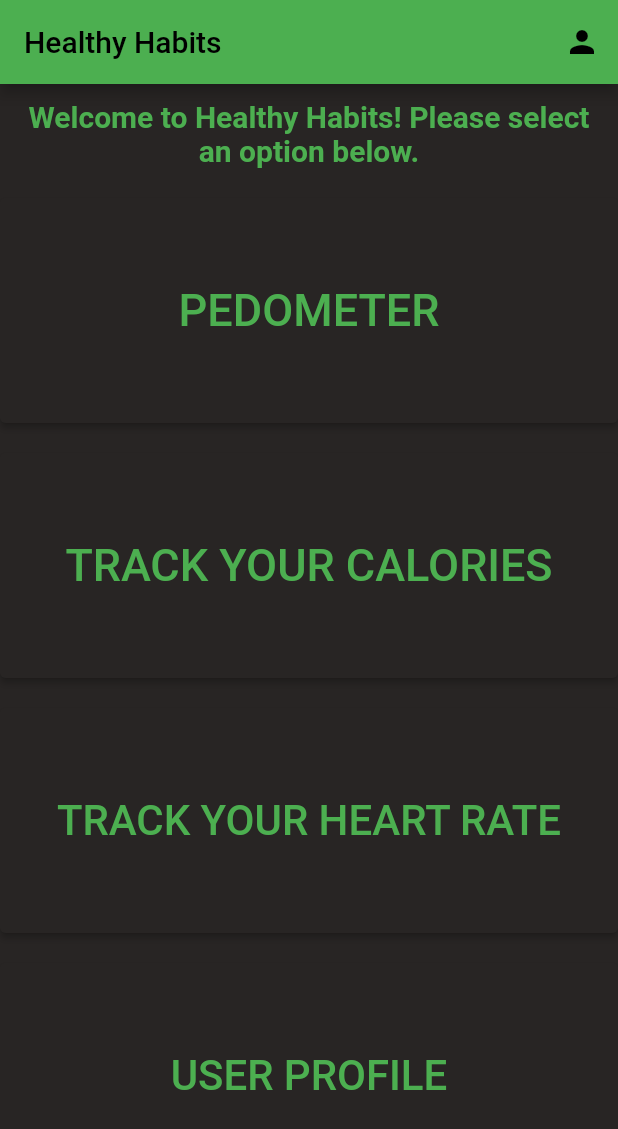
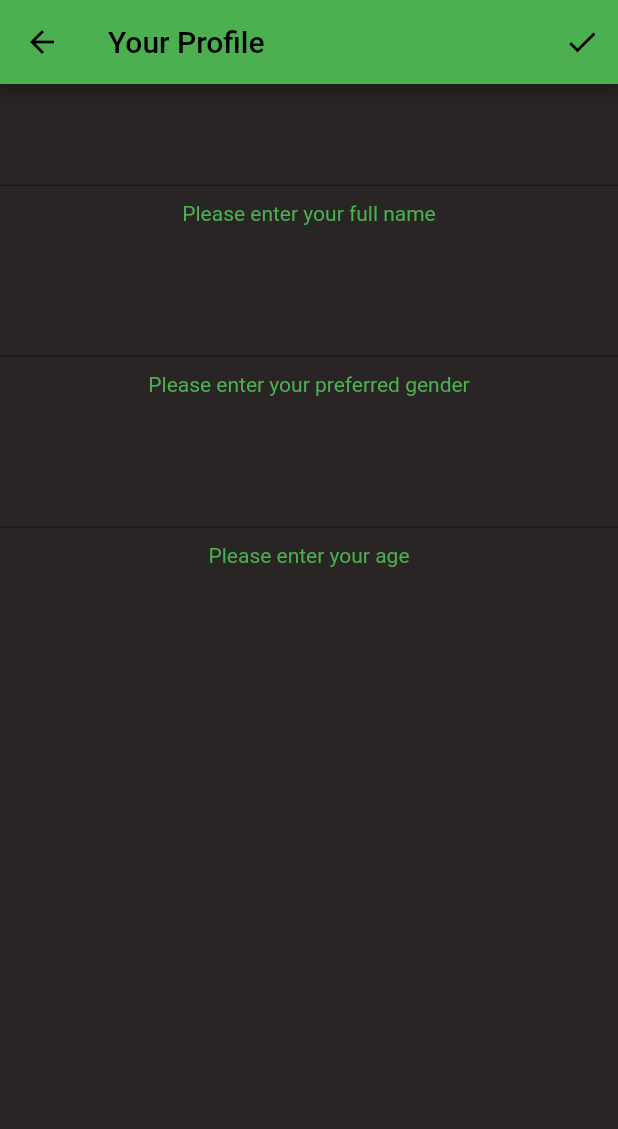
Before and after one commit to robharper00/SE300_DARM, a Flutter app: the screen it shows after launch, after a tap on "USER PROFILE", on a phone screen of 412 x 824 dp. Shown: the top 1129 px of the screen. Run offline on Flutter 3.47's test engine with Material 2 defaults, Android fonts, the phone set to English and light mode, and no system bars; our stand-ins replace pedometer; missing offline and left inert: heart_bpm.

Commit message:
User Profile page in development

```diff
--- a/lib/main_menu.dart
+++ b/lib/main_menu.dart
@@ -1,4 +1,5 @@
 import 'package:flutter/material.dart';
+import 'package:healthy_habits/user_profile_screen.dart';
 import 'pedometer_screen.dart';
 import 'heart_rate_screen.dart';
 import 'calorie_counter_screen.dart';
@@ -134,8 +135,13 @@ class _MainMenuState extends State<MainMenu> {
               width: double.infinity,
               height: 150.0,
               child: ElevatedButton(
-                onPressed: (() =>
-                    print('test')), // until i implement the screen
+                onPressed: () {
+                  Navigator.push(
+                    context,
+                    MaterialPageRoute(
+                        builder: (context) => UserProfileScreen()),
+                  );
+                },
                 child: Text(
                   'USER PROFILE',
                   style: TextStyle(fontSize: 28),
--- a/lib/user_profile_screen.dart
+++ b/lib/user_profile_screen.dart
@@ -1,15 +1,134 @@
 import 'package:flutter/material.dart';
+import 'package:intl/number_symbols_data.dart';
+import 'main_menu.dart';
 
-class UserSurveyScreen extends StatefulWidget {
-  const UserSurveyScreen({super.key});
+class UserProfileScreen extends StatefulWidget {
+  const UserProfileScreen({super.key});
 
   @override
-  State<UserSurveyScreen> createState() => _UserSurveyScreenState();
+  State<UserProfileScreen> createState() => _UserProfileScreenState();
 }
 
-class _UserSurveyScreenState extends State<UserSurveyScreen> {
+class _UserProfileScreenState extends State<UserProfileScreen> {
   @override
   Widget build(BuildContext context) {
-    return Container();
+    return Scaffold(
+      appBar: AppBar(
+        backgroundColor: Colors.green,
+        title: Text(
+          'Your Profile',
+          style: TextStyle(
+            color: Colors.black,
+          ),
+        ),
+        leading: IconButton(
+          onPressed: () {
+            Navigator.pop(
+              context,
+              MaterialPageRoute(builder: (context) => MainMenu()),
+            );
+          },
+          icon: Icon(
+            Icons.arrow_back,
+            color: Colors.black,
+          ),
+        ),
+        actions: [
+          IconButton(
+            onPressed: () {
+              Navigator.pop(
+                context,
+                MaterialPageRoute(
+                  builder: (context) => MainMenu(),
+                ),
+              );
+            },
+            icon: Icon(
+              Icons.check,
+              color: Colors.black,
+            ),
+          ),
+        ],
+      ),
+      body: SingleChildScrollView(
+        child: Column(
+          children: [
+            Padding(
+              padding: EdgeInsets.all(10),
+            ),
+            TextFormField(
+              initialValue: null,
+              showCursor: false,
+              textAlign: TextAlign.center,
+              style: TextStyle(
+                color: Colors.green,
+              ),
+            ),
+            Column(
+              children: [
+                Padding(
+                  padding: EdgeInsets.all(5),
+                ),
+                Text(
+                  'Please enter your full name',
+                  style: TextStyle(
+                    color: Colors.green,
+                  ),
+                ),
+              ],
+            ),
+            Padding(
+              padding: EdgeInsets.all(20),
+            ),
+            TextFormField(
+              initialValue: null,
+              showCursor: false,
+              textAlign: TextAlign.center,
+              style: TextStyle(
+                color: Colors.green,
+              ),
+            ),
+            Column(
+              children: [
+                Padding(
+                  padding: EdgeInsets.all(5),
+                ),
+                Text(
+                  'Please enter your preferred gender',
+                  style: TextStyle(
+                    color: Colors.green,
+                  ),
+                ),
+              ],
+            ),
+            Padding(
+              padding: EdgeInsets.all(20),
+            ),
+            TextFormField(
+              initialValue: null,
+              showCursor: false,
+              keyboardType: TextInputType.number,
+              textAlign: TextAlign.center,
+              style: TextStyle(
+                color: Colors.green,
+              ),
+            ),
+            Column(
+              children: [
+                Padding(
+                  padding: EdgeInsets.all(5),
+                ),
+                Text(
+                  'Please enter your age',
+                  style: TextStyle(
+                    color: Colors.green,
+                  ),
+                ),
+              ],
+            ),
+          ],
+        ),
+      ),
+    );
   }
 }
```
